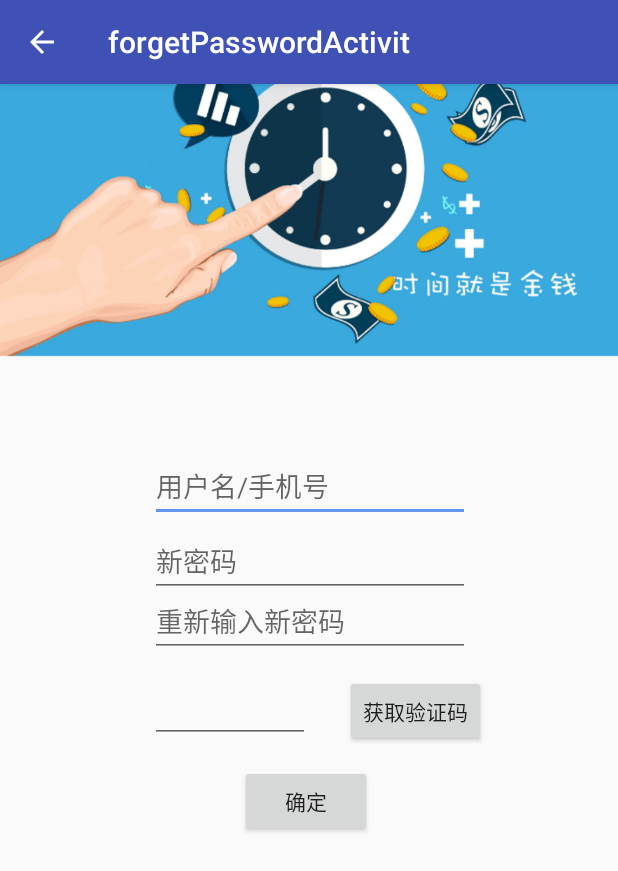
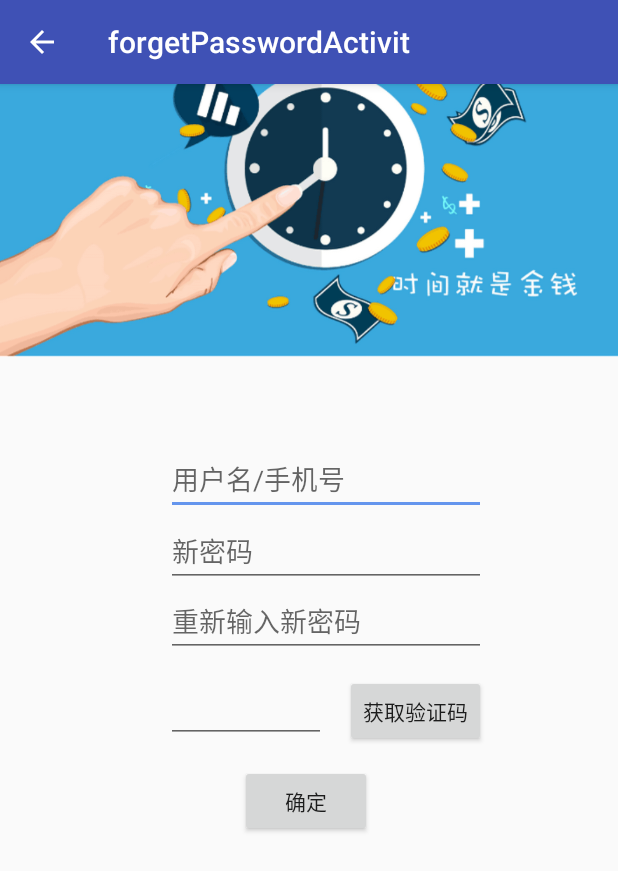
Before and after one commit to TeamALi88/ScheduleManagement, an Android app: the forgetPasswordActivity screen opened directly, with no data from a screen before it, on a phone screen of 412 x 824 dp. Shown: the top 871 px of the screen. Run offline under Robolectric (Android 15) with nearby library versions, the phone set to English and light mode, and no system bars.

Commit message:
注册界面修改，输入框修改

```diff
--- a/Haoji/app/src/main/java/com/example/haoji/userActivity/login1Activity.java
+++ b/Haoji/app/src/main/java/com/example/haoji/userActivity/login1Activity.java
@@ -79,6 +79,7 @@ public class login1Activity extends AppCompatActivity implements View.OnClickLis
             }
         });
     }
+
     public void onClick(View v) {
         switch (v.getId()) {
             case R.id.login:
--- a/Haoji/app/src/main/res/layout/activity_forget_password.xml
+++ b/Haoji/app/src/main/res/layout/activity_forget_password.xml
@@ -36,21 +36,24 @@ tools:context="com.example.schedule.forgetPasswordActivity">
         android:id="@+id/userName2"
         android:layout_width="wrap_content"
         android:layout_height="wrap_content"
+        android:layout_alignEnd="@+id/getCode"
+        android:layout_alignRight="@+id/getCode"
+        android:layout_below="@+id/image_view"
+        android:layout_marginTop="55dp"
+        android:ems="10"
         android:hint="用户名/手机号"
-        android:layout_marginTop="300dp"
-        android:layout_marginLeft="100dp"
-        android:ems="10"
-        />
+        android:maxLines="1" />
 
     <EditText
         android:id="@+id/newpassWord1"
         android:layout_width="wrap_content"
         android:layout_height="wrap_content"
+        android:layout_alignLeft="@+id/userName2"
+        android:layout_alignStart="@+id/userName2"
+        android:layout_below="@+id/userName2"
+        android:ems="10"
         android:hint="新密码"
-        android:ems="10"
-        android:layout_marginTop="350dp"
-        android:layout_alignLeft="@id/userName2"
-        android:layout_alignStart="@id/userName2"/>
+        android:maxLines="1" />
     <EditText
         android:id="@+id/newpassWord2"
         android:layout_width="wrap_content"
@@ -59,15 +62,18 @@ tools:context="com.example.schedule.forgetPasswordActivity">
         android:ems="10"
         android:layout_marginTop="390dp"
         android:layout_alignLeft="@id/userName2"
+        android:maxLines="1"
         android:layout_alignStart="@id/userName2"/>
+
     <EditText
         android:id="@+id/edit_text"
         android:layout_width="wrap_content"
         android:layout_height="wrap_content"
+        android:layout_alignLeft="@+id/newpassWord2"
+        android:layout_alignStart="@+id/newpassWord2"
+        android:layout_alignTop="@+id/getCode"
         android:ems="5"
-        android:layout_marginTop="450dp"
-        android:layout_alignLeft="@id/newpassWord1"
-        />
+        android:maxLines="1" />
     <Button
         android:id="@+id/getCode"
         android:layout_width="wrap_content"
--- a/Haoji/app/src/main/res/layout/activity_register.xml
+++ b/Haoji/app/src/main/res/layout/activity_register.xml
@@ -44,6 +44,7 @@
             android:layout_centerHorizontal="true"
             android:layout_marginTop="19dp"
             android:ems="10"
+            android:maxLines="1"
             android:hint="手机号" />
 
         <EditText
@@ -55,6 +56,7 @@
             android:layout_below="@+id/userphone"
             android:layout_marginTop="11dp"
             android:ems="10"
+            android:maxLines="1"
             android:hint="密码" />
 
         <EditText
@@ -65,6 +67,7 @@
             android:layout_alignBottom="@+id/getCode"
             android:layout_alignLeft="@+id/password"
             android:layout_alignStart="@+id/password"
+            android:maxLines="1"
             android:ems="5" />
 
 
```
Also changed, not shown: Haoji/app/src/main/java/com/example/haoji/userActivity/RegisterActivity.java (+23 -1 lines), Haoji/app/gradle/wrapper/gradle-wrapper.properties (added), 4 other files.
